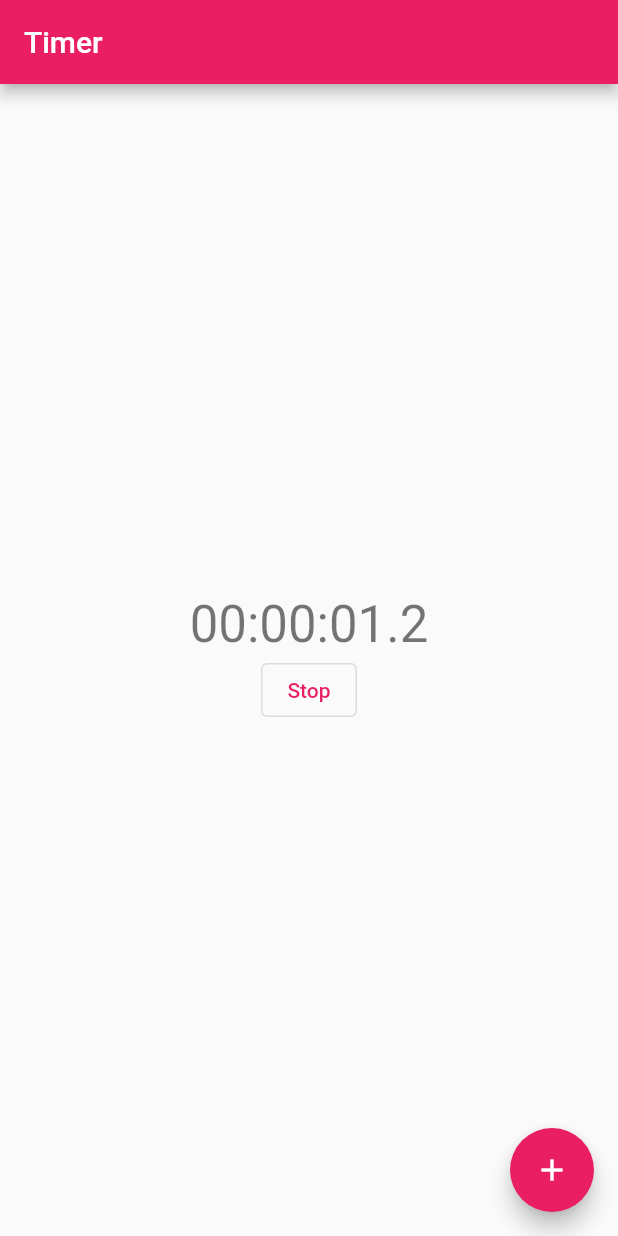
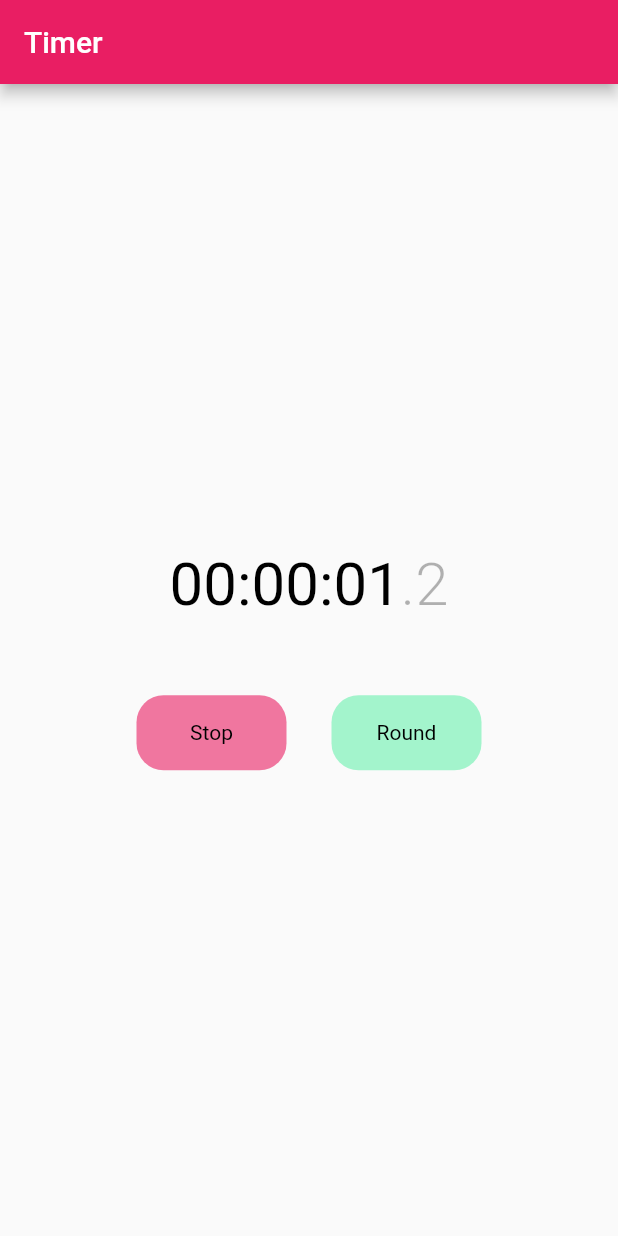
Before and after one commit to eliaswil/Timer-with-Flutter, a Flutter app: the screen it shows after launch, after a tap on "Start", on a phone screen of 412 x 824 dp. Run offline on Flutter 3.47's test engine with Material 2 defaults, Android fonts, the phone set to English and light mode, and no system bars.

Commit message:
experimented with colors and conditional rendering

```diff
--- a/lib/main.dart
+++ b/lib/main.dart
@@ -14,6 +14,8 @@ class MyApp extends StatelessWidget {
       title: 'Flutter Demo',
       theme: ThemeData(
         primarySwatch: Colors.pink,
+        accentColor: Colors.amber,
+
       ),
 
       home: MyStopWatch(title: 'Timer'),
--- a/lib/screens/stopWatch.dart
+++ b/lib/screens/stopWatch.dart
@@ -30,15 +30,17 @@ class _MyStopWatchState extends State<MyStopWatch> {
 
   Timer? _timer;
   bool _startedTimer = false;
+  bool _isPaused = false;
 
   final NumberFormat _formatter = new NumberFormat("00");
   final NumberFormat _formatterM = new NumberFormat("000");
   final NumberFormat _formatterF = new NumberFormat("0");
 
 
+
+
   void _incrementTimeEveryMilliSecond(){
     _time += 100;
-    print('time: ' + _time.toString());
 
     int anyFractionOfASecond = (_time/100).floor() % 10;
     int newSeconds = (_time/1000).floor() % 60;
@@ -50,32 +52,49 @@ class _MyStopWatchState extends State<MyStopWatch> {
         ":" + _formatter.format(newSeconds) +
         '.' + _formatterF.format(anyFractionOfASecond);
 
-    print('updating.. ' + formattedText);
-
-
 
     setState((){
       _timeFormatted = formattedText;
     });
   }
 
+
+
+
   void _onStart(){
-    _timeStart = DateTime.now().millisecondsSinceEpoch;
+    if(!_startedTimer && !_isPaused){
+      _timeStart = DateTime.now().millisecondsSinceEpoch;
+      _time = 0;
+    }
+
     _timer = Timer.periodic(Duration(milliseconds: 100), (Timer t) => _incrementTimeEveryMilliSecond());
-    // _timer = Timer.periodic(Duration(microseconds: _microFactor ~/ _factor), (Timer t) => _incrementTimeEveryMilliSecond());
 
     setState((){
       _startedTimer = true;
+      _isPaused = false;
     });
   }
 
 
-  void _onStop(){
+  void _onReset(){
+    setState((){
+      _time = 0;
+      _timeFormatted = "00:00:00.0";
+      _isPaused = false;
+      _startedTimer = false;
+    });
+  }
+
+
+
+
+  void _onStop(bool isPaused){
     _timer?.cancel();
-    _time = 0;
 
     int timeNow = DateTime.now().millisecondsSinceEpoch;
     int timePassed = timeNow - _timeStart;
+    _time = timePassed;
+
     print('passed: '+ timePassed.toString());
 
     int hours = timePassed/1000/60~/60;
@@ -85,18 +104,26 @@ class _MyStopWatchState extends State<MyStopWatch> {
 
 
     setState((){
-      // _timeFormatted = "00:00:00.00";
       _timeFormatted = _formatter.format(hours) + ":" + _formatter.format(minutes) + ":" + _formatter.format(seconds) + '.' + _formatterM.format(millies);
       _startedTimer = false;
+      _isPaused = isPaused;
     });
   }
+
+
+
+  void _onRound(){
+    print('onRound: TODO');
+  }
+
+
+
 
 
 
   @override
   void initState() {
     super.initState();
-    // timer = Timer.periodic(Duration(seconds: 1), (Timer t) => _incrementTimeEverySecond());
   }
 
 
@@ -109,8 +136,12 @@ class _MyStopWatchState extends State<MyStopWatch> {
 
 
 
+
+
+
   @override
   Widget build(BuildContext context) {
+    print('started? ' + _startedTimer.toString());
 
     return Scaffold(
       appBar: AppBar(
@@ -130,23 +161,151 @@ class _MyStopWatchState extends State<MyStopWatch> {
 
           mainAxisAlignment: MainAxisAlignment.center,
           children: <Widget>[
-            Text(
-              '$_timeFormatted',
-              style: Theme.of(context).textTheme.headline4,
+
+
+
+            // Displayed Time
+            Row(
+              children: <Widget>[
+                Text(
+                  '$_timeFormatted'.split('.')[0],
+                  // style: Theme.of(context).textTheme.headline4,
+                  style: TextStyle(
+                    color: Colors.black,
+                    fontSize: 40,
+                    fontWeight: FontWeight.w400,
+
+                  ),
+                ),
+                Text(
+                  '.'+'$_timeFormatted'.split('.')[1],
+                  // style: Theme.of(context).textTheme.headline4,
+                  style: TextStyle(
+                    color: Colors.black.withOpacity(0.3),
+                    fontSize: 40,
+                    fontWeight: FontWeight.w300,
+
+                  ),
+                ),
+              ],
+              mainAxisAlignment: MainAxisAlignment.center,
             ),
-            OutlinedButton(
-              onPressed: _startedTimer ? _onStop : _onStart,
-              child: Text(_startedTimer ? 'Stop' : 'Start')
+
+
+
+            // space between text and button
+            SizedBox(height: 50),
+
+
+
+
+
+            // Buttons
+            Row(
+              mainAxisAlignment: MainAxisAlignment.center,
+              children: <Widget>[
+
+                // button: Start/Stop/continue
+                Material(
+                  // color: _startedTimer ? Theme.of(context).colorScheme.secondary.withOpacity(0.6) : Theme.of(context).accentColor.withOpacity(0.6),
+                  // color: _startedTimer ? Theme.of(context).colorScheme.secondary.withOpacity(0.6) : Theme.of(context).colorScheme.primary.withOpacity(0.9),
+                  color: _startedTimer ? Theme.of(context).colorScheme.primary.withOpacity(0.6) : Theme.of(context).colorScheme.secondary.withOpacity(0.6),
+
+                  borderRadius: BorderRadius.circular(18.0),
+
+                  child: InkWell(
+                    onTapDown: (TapDownDetails details){_startedTimer ? _onStop(true) : _onStart();},
+                    onTap: (){},
+                    child: Container(
+                      child: Center(
+                        child: Text(
+                          _startedTimer ? 'Stop' : _isPaused ? 'Continue' : 'Start',
+                          style: TextStyle(
+                            color: Colors.black
+                          ),
+                          textAlign: TextAlign.center,
+                        ),
+                      ),
+
+                      height: 50,
+                      width: 100,
+
+                    ),
+
+
+
+                    splashColor: Theme.of(context).colorScheme.secondaryVariant,
+                    highlightColor: Theme.of(context).colorScheme.primaryVariant,
+                    overlayColor: MaterialStateProperty.all(Colors.white),
+
+                    borderRadius: BorderRadius.circular(18.0),
+
+
+                  ),
+
+                ),
+
+
+                // button: reset/round
+                if(_time > 0) ...[
+
+                  SizedBox(width: 30),
+
+                  // Button
+                  Material(
+                    color: _isPaused ? Colors.blue.withOpacity(0.6) : Colors.greenAccent.withOpacity(0.6),
+                    // color: Theme.of(context).colorScheme.secondary.withOpacity(0.6),
+
+                    borderRadius: BorderRadius.circular(18.0),
+
+                    child: InkWell(
+                      onTapDown: (TapDownDetails details){_isPaused ? _onReset() : _onRound();},
+                      onTap: (){},
+                      child: Container(
+                        child: Center(
+                          child: Text(
+                            _isPaused ? 'Reset' : 'Round',
+                            style: TextStyle(
+                              color: Colors.black
+                            ),
+                            textAlign: TextAlign.center,
+                          ),
+                        ),
+
+                        height: 50,
+                        width: 100,
+
+                      ),
+
+                      splashColor: Theme.of(context).colorScheme.secondaryVariant,
+                      highlightColor: Theme.of(context).colorScheme.primaryVariant,
+                      overlayColor: MaterialStateProperty.all(Colors.white),
+
+                      borderRadius: BorderRadius.circular(18.0),
+
+
+                    ),
+
+                  ),
+
+                ],
+
+
+
+
+              ],
             ),
+
+
+
+
+
+
           ],
         ),
       ),
 
-      floatingActionButton: FloatingActionButton(
-        onPressed: _incrementTimeEveryMilliSecond,
-        tooltip: 'Increment',
-        child: Icon(Icons.add),
-      ), // This trailing comma makes auto-formatting nicer for build methods.
+
 
 
     );
```
